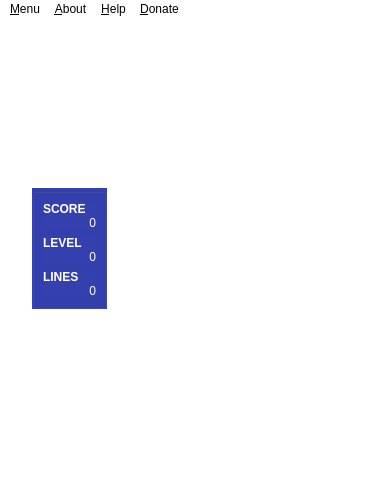
Old version of the form pyTetris/ui/main_window.ui in the repository TutorExilius/pyTetris.
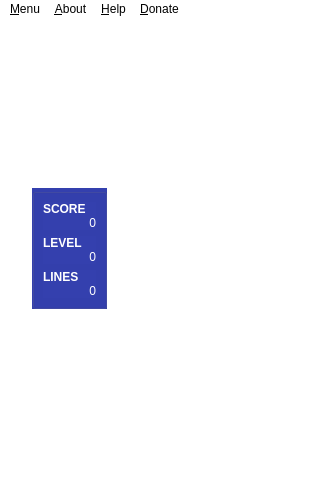
New version of the form. Icons and pictures are not drawn.

Commit message: Performance-Optimisation: moved out update_field-calls from game-running-loop.

```diff
--- a/pyTetris/ui/main_window.ui
+++ b/pyTetris/ui/main_window.ui
@@ -6,8 +6,8 @@
    <rect>
     <x>0</x>
     <y>0</y>
-    <width>370</width>
-    <height>481</height>
+    <width>334</width>
+    <height>503</height>
    </rect>
   </property>
   <property name="windowTitle">
@@ -498,7 +498,7 @@
     <rect>
      <x>0</x>
      <y>0</y>
-     <width>370</width>
+     <width>334</width>
      <height>21</height>
     </rect>
    </property>
```
Left out of the diff: 2 changed lines with no effect on the pictures. The commit also changes 1 other file.
